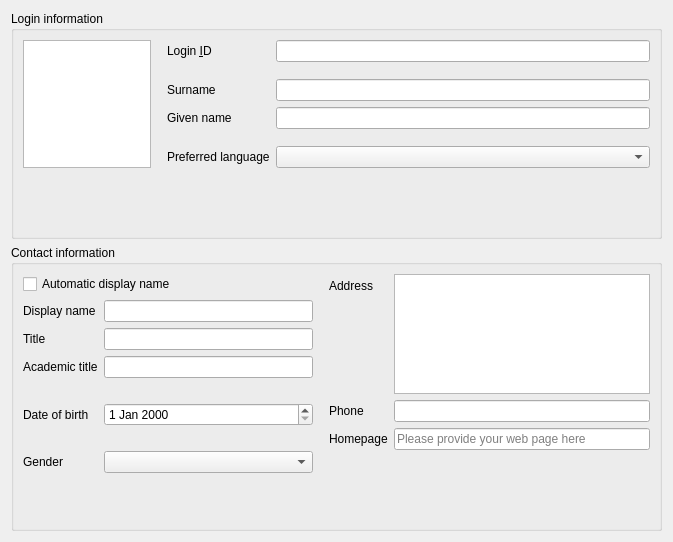
This is agent/src/clacks/agent/data/templates/default/user.ui in gonicus/clacks as Qt 5 draws it before an edit. The edited form follows.
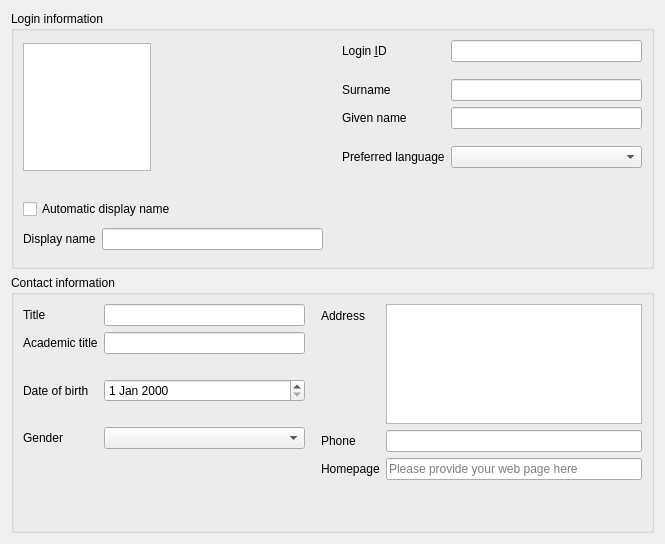
This is the edited form. Icons and pictures are not drawn.

Commit message: Wired autoDisplayName

Patch:
```diff
--- a/agent/src/clacks/agent/data/templates/default/user.ui
+++ b/agent/src/clacks/agent/data/templates/default/user.ui
@@ -6,8 +6,8 @@
    <rect>
     <x>0</x>
     <y>0</y>
-    <width>673</width>
-    <height>542</height>
+    <width>665</width>
+    <height>544</height>
    </rect>
   </property>
   <property name="windowTitle">
@@ -17,16 +17,16 @@
    <iconset>
     <normaloff>:/images/user.png</normaloff>:/images/user.png</iconset>
   </property>
-  <layout class="QGridLayout" name="gridLayout_3">
-   <item row="0" column="0">
+  <layout class="QVBoxLayout" name="verticalLayout">
+   <item>
     <widget class="QGroupBox" name="groupBox">
      <property name="title">
       <string>Login information</string>
      </property>
-     <layout class="QGridLayout" name="gridLayout">
-      <item row="0" column="0">
-       <layout class="QVBoxLayout" name="verticalLayout">
-        <item>
+     <layout class="QHBoxLayout" name="horizontalLayout_2">
+      <item>
+       <layout class="QFormLayout" name="formLayout_4">
+        <item row="0" column="0" colspan="2">
          <widget class="QGraphicsView" name="jpegPhotoEdit">
           <property name="minimumSize">
            <size>
@@ -42,22 +42,45 @@
           </property>
          </widget>
         </item>
-        <item>
+        <item row="1" column="0">
          <spacer name="verticalSpacer_4">
           <property name="orientation">
            <enum>Qt::Vertical</enum>
           </property>
+          <property name="sizeType">
+           <enum>QSizePolicy::Fixed</enum>
+          </property>
           <property name="sizeHint" stdset="0">
            <size>
-            <width>20</width>
-            <height>40</height>
+            <width>10</width>
+            <height>10</height>
            </size>
           </property>
          </spacer>
         </item>
+        <item row="2" column="0" colspan="2">
+         <widget class="QCheckBox" name="autoDisplayName">
+          <property name="text">
+           <string>Automatic display name</string>
+          </property>
+         </widget>
+        </item>
+        <item row="3" column="0">
+         <widget class="QLabel" name="displayNameLabel">
+          <property name="text">
+           <string>Display name</string>
+          </property>
+          <property name="buddy">
+           <cstring>displayNameEdit</cstring>
+          </property>
+         </widget>
+        </item>
+        <item row="3" column="1">
+         <widget class="QLineEdit" name="displayNameEdit"/>
+        </item>
        </layout>
       </item>
-      <item row="0" column="1">
+      <item>
        <spacer name="horizontalSpacer">
         <property name="orientation">
          <enum>Qt::Horizontal</enum>
@@ -67,13 +90,13 @@
         </property>
         <property name="sizeHint" stdset="0">
          <size>
-          <width>10</width>
-          <height>20</height>
+          <width>13</width>
+          <height>17</height>
          </size>
         </property>
        </spacer>
       </item>
-      <item row="0" column="2">
+      <item>
        <layout class="QFormLayout" name="formLayout">
         <property name="labelAlignment">
          <set>Qt::AlignLeading|Qt::AlignLeft|Qt::AlignTop</set>
@@ -180,7 +203,7 @@
      </layout>
     </widget>
    </item>
-   <item row="1" column="0">
+   <item>
     <widget class="QGroupBox" name="groupBox_2">
      <property name="title">
       <string>Contact information</string>
@@ -190,26 +213,6 @@
        <layout class="QHBoxLayout" name="horizontalLayout">
         <item>
          <layout class="QFormLayout" name="formLayout_2">
-          <item row="0" column="0" colspan="2">
-           <widget class="QCheckBox" name="checkBox">
-            <property name="text">
-             <string>Automatic display name</string>
-            </property>
-           </widget>
-          </item>
-          <item row="1" column="0">
-           <widget class="QLabel" name="displayNameLabel">
-            <property name="text">
-             <string>Display name</string>
-            </property>
-            <property name="buddy">
-             <cstring>displayNameEdit</cstring>
-            </property>
-           </widget>
-          </item>
-          <item row="1" column="1">
-           <widget class="QLineEdit" name="displayNameEdit"/>
-          </item>
           <item row="2" column="0">
            <widget class="QLabel" name="personalTitleLabel">
             <property name="text">
```
Left out of the diff: 16 changed lines with no effect on the pictures.
